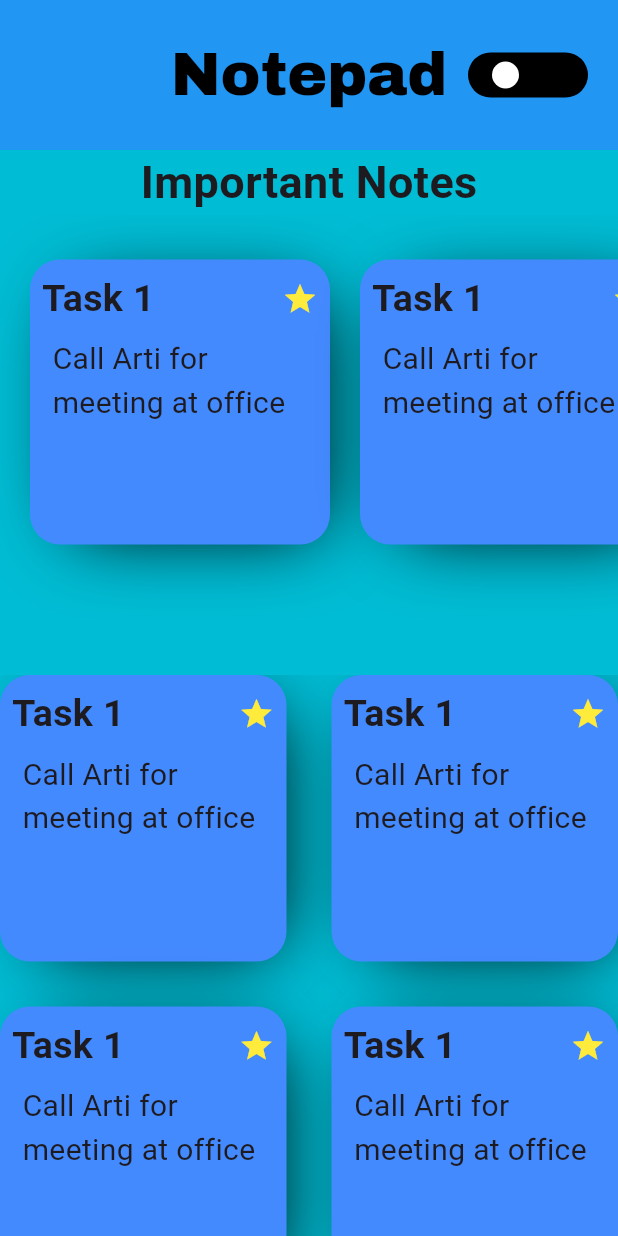
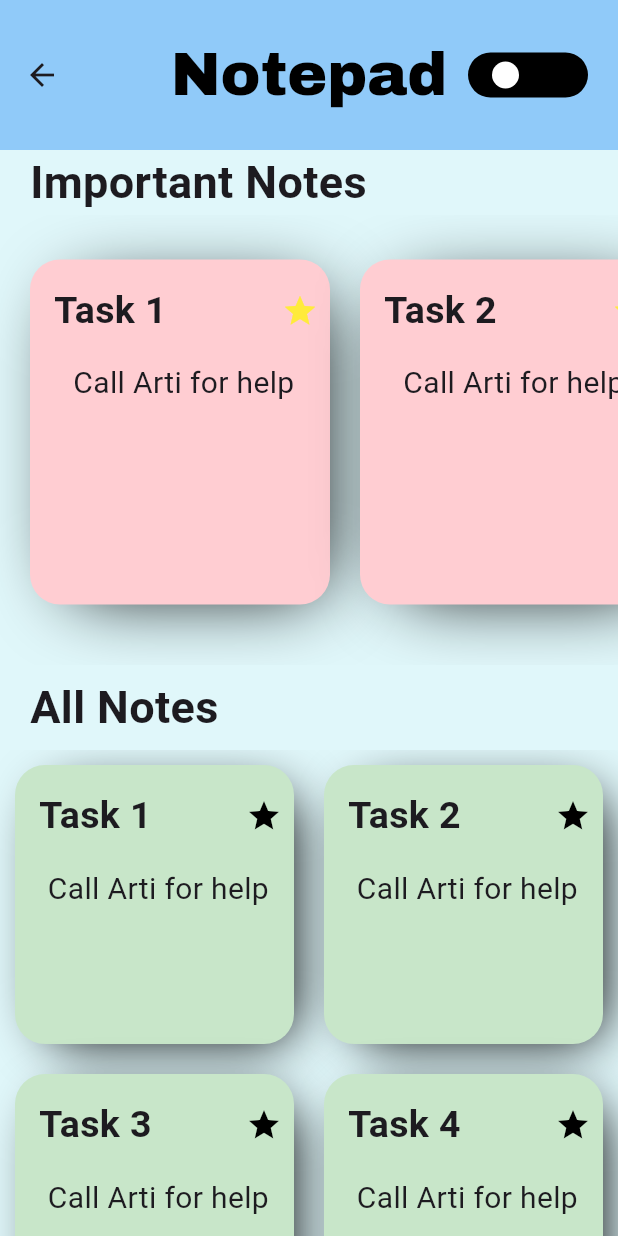
Before and after one commit to Akshad11/NotePad, a Flutter app: the Homepage screen opened directly, on a phone screen of 412 x 824 dp. Run offline on Flutter 3.47's test engine with Material 3 defaults, Android fonts, the phone set to English and light mode, and no system bars.

Commit message:
new changes in Note Page and Improved Homepage

```diff
--- a/lib/pages/homepage.dart
+++ b/lib/pages/homepage.dart
@@ -1,6 +1,7 @@
 import 'package:flutter/cupertino.dart';
 import 'package:flutter/material.dart';
 import 'package:noteapp/pages/components/togglebutton.dart';
+import 'package:noteapp/pages/components/datamodel.dart';
 import 'package:noteapp/pages/notepage.dart';
 
 class Homepage extends StatefulWidget {
@@ -10,11 +11,41 @@
 }
 
 class _HomepageState extends State<Homepage> {
-  final List<Color> lightColors  = [Colors.blue, Colors.black,Colors.white,Colors.orange,Colors.lightBlueAccent, Colors.greenAccent];
+  final List<Color> lightColors  = [Colors.blue.shade200, Colors.black,Colors.white,Colors.orange,Colors.lightBlueAccent, Colors.greenAccent];
+
+  final List<List<String>> impNotesData = [
+    ['Task 1', 'Call Arti for help','T'],
+    ['Task 2', 'Call Arti for help','T'],
+    ['Task 3', 'Call Arti for help','T'],
+    ['Task 4', 'Call Arti for help','T'],
+    ['Task 5', 'Call Arti for help','T'],
+    ['Task 6', 'Call Arti for help','T'],
+    ['Task 7', 'Call Arti for help','T'],
+    ['Task 8', 'Call Arti for help','T'],
+    ['Task 9', 'Call Arti for help','T'],
+    ['Task 10', 'Call Arti for help','T'],
+    ['Task 11', 'Call Arti for help','T'],
+    ['Task 12', 'Call Arti for help','T']
+  ];
+  final List<List<String>> allNotesData = [
+    ['Task 1', 'Call Arti for help','F'],
+    ['Task 2', 'Call Arti for help','F'],
+    ['Task 3', 'Call Arti for help','F'],
+    ['Task 4', 'Call Arti for help','F'],
+    ['Task 5', 'Call Arti for help','F'],
+    ['Task 6', 'Call Arti for help','F'],
+    ['Task 7', 'Call Arti for help','F'],
+    ['Task 8', 'Call Arti for help','F'],
+    ['Task 9', 'Call Arti for help','F'],
+    ['Task 10', 'Call Arti for help','F'],
+    ['Task 11', 'Call Arti for help','F'],
+    ['Task 12', 'Call Arti for help','F']
+  ];
+
   @override
   Widget build(BuildContext context) {
     return Scaffold(
-      backgroundColor: Colors.cyan,
+      backgroundColor: Colors.cyan[50],
       appBar: AppBar(
         toolbarHeight: 100,
         title: Text('Notepad',
@@ -23,6 +54,7 @@
           fontSize: 40,
          // fontWeight: FontWeight.bold,
           color: lightColors[1],
+
         ),
         ),
         actions: [
@@ -34,35 +66,51 @@
         backgroundColor: lightColors[0],
         centerTitle: true,
       ),
-      body: Column(
+      body: Container(
+        width: double.infinity,
+        height:double.infinity,
+        child: Column(
           children: [
             Container(
               width: double.infinity,
               height: 350,
-          //  color: Colors.grey,
+              //color: Colors.grey,
               child: Column(
                 mainAxisAlignment: MainAxisAlignment.start,
                 children: [
-                Text('Important Notes',
+                  Container(
+                    width : double.infinity,
+                    child: Padding(
+                      padding: const EdgeInsets.only(left: 20.0),
+                      child: Text('Important Notes',
                       style: TextStyle(
                         fontSize: 30,
                         fontWeight: FontWeight.bold,
                       ),
                         textAlign: TextAlign.left,
                       ),
+                    ),
+                  ),
                   Container(
-                  height:270,
+                    height:300,
                     //color: Colors.red,
                     child: ListView.separated(
-                    padding: EdgeInsets.only(left: 20,top: 30,bottom: 50),
+                      padding: EdgeInsets.only(left: 20,top: 30,bottom: 40),
                       itemBuilder: (context, index) {
-                    return ImpoNotes();
+                      return InkWell(
+                          onTap: (){
+                            Navigator.push(context,
+                            MaterialPageRoute(builder:
+                            (context) => NotePage())
+                            );
+                          },
+                          child: ImpoNotes(index));
                     },
                       separatorBuilder :  (context, _) {
                         return SizedBox(width: 20,);
                       },
                       scrollDirection: Axis.horizontal,
-                  itemCount: 6,
+                    itemCount: impNotesData.length,
 
                     ),
                   ),
@@ -70,44 +118,65 @@
                 ],
               ),
             ),
-          // GridView.builder(
-          //   //padding: EdgeInsets.only(left: 20,top: 30,bottom: 50),
-          //     itemBuilder: (context, index) {
-          //       return ImpoNotes();
-          //     },
-          //     itemCount: 2,
-          //   gridDelegate: SliverGridDelegateWithFixedCrossAxisCount(crossAxisCount: 2),
-          //    ),
             Container(
               width: double.infinity,
-            height: 450,
-            //color: Colors.grey,
+              height: 470,
+             // color: Colors.greenAccent,
+              child: Column(
+                children: [
+                  Container(
+                    width : double.infinity,
+                      height: 50,
+                      child: Padding(
+                        padding: const EdgeInsets.only(left: 20),
+                        child: Text('All Notes',
+                          style: TextStyle(
+                          fontSize: 30,
+                          fontWeight: FontWeight.bold,
+                        ),
+                                        textAlign: TextAlign.left,
+                        ),
+                      )
+                  ),
+                  Container(
+                    width: double.infinity,
+                    height: 420,
                     child: GridView.builder(
-              //padding: EdgeInsets.only(left: 20,top: 30,bottom: 50),
                         itemBuilder: (context, index) {
-                  return ImpoNotes();
+                          return Padding(
+                            padding: const EdgeInsets.all(10.0),
+                            child: InkWell(
+                                onTap: (){
+                                  Navigator.push(context,
+                                      MaterialPageRoute(builder:
+                                          (context) => NotePage())
+                                  );
                                 },
-                itemCount: 10,
+                                child: allNotes(index, allNotesData)),
+                          );
+                        },
+                        itemCount: allNotesData.length,
                       gridDelegate: SliverGridDelegateWithFixedCrossAxisCount(
                           crossAxisCount: 2,
-                crossAxisSpacing: 30,
-                mainAxisSpacing: 30,
-
                       ),
                        ),
                   ),
                 ],
               ),
+              ),
+          ],
+        ),
+      ),
 
     );
   }
 
-  Widget ImpoNotes() {
+  Widget ImpoNotes(index) {
     return Container(
       width: 200,
       height: 200,
       decoration: BoxDecoration(
-        color: Colors.blueAccent,
+        color: Colors.red[100],
         borderRadius: BorderRadius.circular(20),
         boxShadow:[ BoxShadow(
           color: Color(0x000000).withOpacity(1),
@@ -131,10 +200,13 @@
                 child: Row(
                   mainAxisAlignment: MainAxisAlignment.spaceBetween,
                   children: [
-                    Text('Task 1',
+                    Padding(
+                      padding: const EdgeInsets.all(8.0),
+                      child: Text( impNotesData[index][0],
                       style: TextStyle(
                         fontSize: 25,
                         fontWeight: FontWeight.w600
+                      ),
                       ),
                     ),
                     Icon(Icons.star,
@@ -148,7 +220,7 @@
             padding: const EdgeInsets.only(left: 15,right: 10),
             child: Container(
               child: Text(
-                'Call Arti for meeting at office',
+                impNotesData[index][1],
                 style: TextStyle(
                   fontSize: 20,
                 ),
@@ -160,3 +232,58 @@
     );
   }
 }
+
+ Widget allNotes(index , allNotesData){
+  return Container(
+    width: 200,
+    height: 200,
+    decoration: BoxDecoration(
+        color: Colors.green[100],
+        borderRadius: BorderRadius.circular(20),
+        boxShadow:[ BoxShadow(
+          color: Color(0x000000).withOpacity(1),
+          offset: Offset(10, 8),
+          blurRadius: 30,
+          spreadRadius: -10,
+        )]
+    ),
+    child: Column(
+      mainAxisAlignment: MainAxisAlignment.start,
+      children: [
+        Padding(
+          padding: const EdgeInsets.all(8.0),
+          child: Container(
+            width: double.infinity,
+            child: Row(
+              mainAxisAlignment: MainAxisAlignment.spaceBetween,
+              children: [
+                Padding(
+                  padding: const EdgeInsets.all(8.0),
+                  child: Text(allNotesData[index][0],
+                    style: TextStyle(
+                        fontSize: 25,
+                        fontWeight: FontWeight.w600
+                    ),
+                  ),
+                ),
+                Icon(Icons.star,
+                  color: Colors.black,)
+              ],
+            ),
+          ),
+        ),
+        Padding(
+          padding: const EdgeInsets.only(left: 15,right: 10),
+          child: Container(
+            child: Text(
+              allNotesData[index][1],
+              style: TextStyle(
+                fontSize: 20,
+              ),
+            ),
+          ),
+        )
+      ],
+    ),
+  );
+ }
--- a/lib/pages/splashscreen.dart
+++ b/lib/pages/splashscreen.dart
@@ -2,7 +2,9 @@
 
 import 'package:flutter/material.dart';
 import 'package:noteapp/pages/components/togglebutton.dart';
+import 'package:noteapp/pages/components/chatgptcode.dart';
 import 'package:noteapp/pages/homepage.dart';
+import 'package:noteapp/pages/notepage.dart';
 
 class SplashScreen extends StatefulWidget {
   const SplashScreen({super.key});
@@ -19,7 +21,7 @@
     Timer(Duration(seconds: 2), () {
       Navigator.pushReplacement(
           context, MaterialPageRoute(
-          builder: (Context) => Homepage()
+          builder: (Context) => NotePage()
       )
       );
     });
```
Also changed, not shown: lib/pages/components/chatgptcode.dart (added, +157 -0 lines), lib/pages/components/datamodel.dart (added, +15 -0 lines), lib/pages/notepage.dart (+20 -3 lines). Lines whose indentation alone changed are shown as unchanged.
